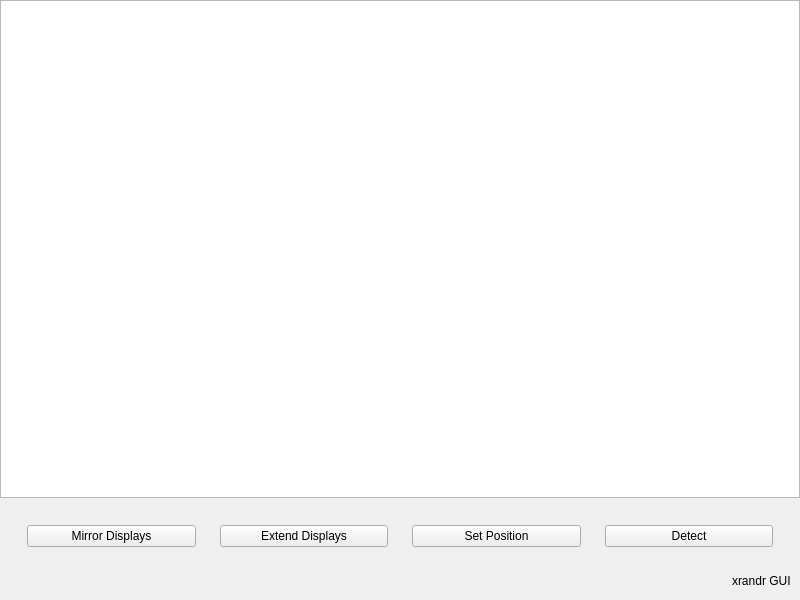
First picture: the form in ui/xrandr_gui.ui, repository beyonson/xrandr-gui, before the edit.
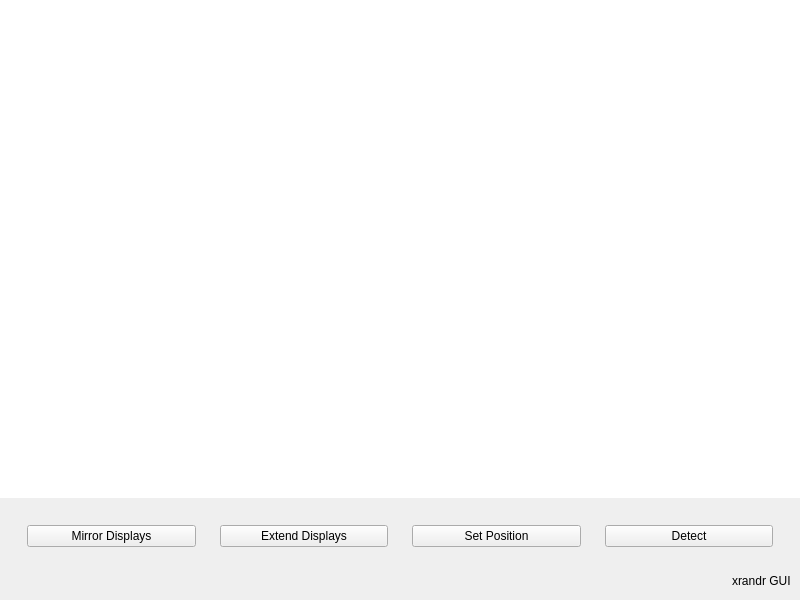
Second picture: the form after the edit.

```diff
--- a/ui/xrandr_gui.ui
+++ b/ui/xrandr_gui.ui
@@ -10,6 +10,18 @@
     <height>600</height>
    </rect>
   </property>
+  <property name="minimumSize">
+   <size>
+    <width>800</width>
+    <height>600</height>
+   </size>
+  </property>
+  <property name="maximumSize">
+   <size>
+    <width>800</width>
+    <height>600</height>
+   </size>
+  </property>
   <property name="windowTitle">
    <string>MainWindow</string>
   </property>
@@ -57,7 +69,7 @@
        <item>
         <widget class="QFrame" name="displayFrame">
          <property name="sizePolicy">
-          <sizepolicy hsizetype="Preferred" vsizetype="Expanding">
+          <sizepolicy hsizetype="Expanding" vsizetype="Expanding">
            <horstretch>0</horstretch>
            <verstretch>0</verstretch>
           </sizepolicy>
@@ -85,7 +97,11 @@
            <number>0</number>
           </property>
           <item>
-           <widget class="QGraphicsView" name="graphicsView"/>
+           <widget class="QGraphicsView" name="graphicsView">
+            <property name="frameShape">
+             <enum>QFrame::NoFrame</enum>
+            </property>
+           </widget>
           </item>
          </layout>
         </widget>
```
Left out of the diff: 16 changed lines with no effect on the pictures.
